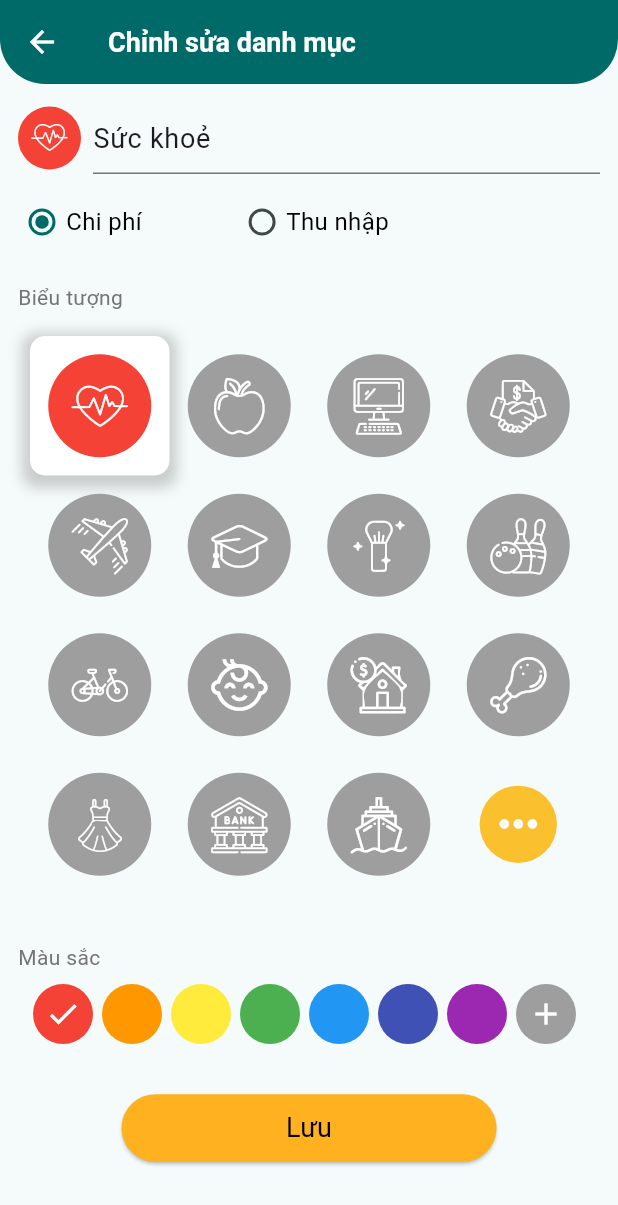
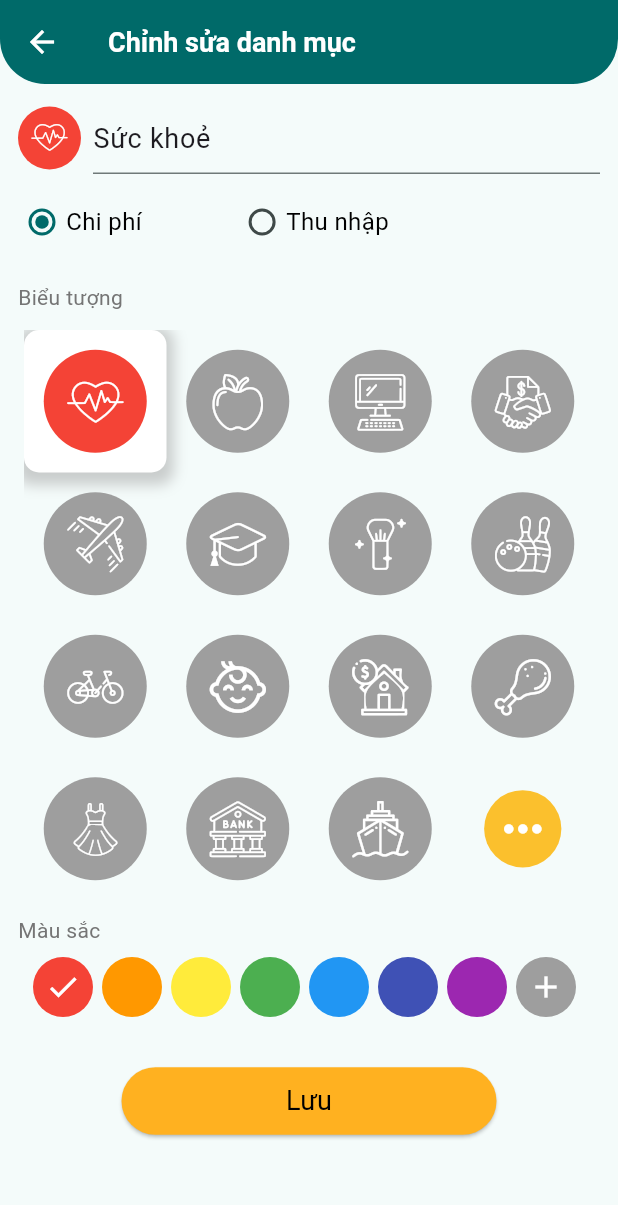
Before and after one commit to duythien02/expenses_tracker, a Flutter app: the CreateCategoryScreen screen opened directly with sample values from the repository, on a phone screen of 412 x 824 dp. Shown: the top 1205 px of the screen. Run offline on Flutter 3.47's test engine with Material 3 defaults, Android fonts, the phone set to English and light mode, and no system bars; our stand-ins replace animated_text_kit, calendar_date_picker2, cloud_firestore, email_validator, eva_icons_flutter, firebase_auth and 9 more; accounts and stored records are empty.

Commit message:
chore: clean code

```diff
--- a/lib/sceens/drawer/category/create_cateogry.dart
+++ b/lib/sceens/drawer/category/create_cateogry.dart
@@ -39,38 +39,28 @@ class _CreateCategoryState extends State<CreateCategoryScreen> {
     setState(() {
       isSubmited = true;
     });
-    FocusScope.of(context).unfocus();
-    if (widget.category != null) {
-      return await FirebaseAPI.editCategory(
-            widget.category!.categoryId,
+    return await FirebaseAPI.setCategory(
+          widget.category?.categoryId,
           categoryName.text,
           colorPicker.value,
           icon!.iconData.codePoint.toString(),
           widget.isExpense,
-            widget.category!.createAt)
-        .whenComplete(() => Navigator.pop(context,widget.isExpense));
-    }else{
-      return await FirebaseAPI.createCategory(
-            categoryName.text,
-            colorPicker.value,
-            icon!.iconData.codePoint.toString(),
-            widget.isExpense)
+          widget.category?.createAt,)
       .whenComplete(() => Navigator.pop(context,widget.isExpense));
   }
-  }
 
-  List<CustomIcon> getIcon() {
-    List<CustomIcon> randomIcon = [];
+  List<CustomIcon> getIconFromRepo() {
+    List<CustomIcon> listIcon = [];
     for (int i = 0; i < 15; i++) {
       var key = customIcon.keys.elementAt(i % customIcon.length);
       var value = customIcon[key];
-      if (!randomIcon.contains(value![0])) {
-        randomIcon.add(value[0]);
+      if (!listIcon.contains(value![0])) {
+        listIcon.add(value[0]);
       } else {
-        randomIcon.add(value[1]);
+        listIcon.add(value[1]);
       }
     }
-    return randomIcon;
+    return listIcon;
   }
 
   showPickerColor() {
@@ -120,16 +110,16 @@ class _CreateCategoryState extends State<CreateCategoryScreen> {
   @override
   void initState() {
     super.initState();
-    listIcon = getIcon();
-    listColors = colors.sublist(0,colors.length);
     customIcon.forEach((key, value) {
       for (var icon in value) {
         icon.picked = false;
       }
     });
-    for (var color in listColors) {
+    for (var color in colors) {
       color.isSelected = false;
     }
+    listIcon = getIconFromRepo();
+    listColors = colors.sublist(0,colors.length);
     if(widget.category != null){
       icon = CustomIcon(iconData: IconData(int.parse(widget.category!.symbol),fontFamily: "MyIcon"),picked: true);
       colorPicker = Color(widget.category!.color);
@@ -285,9 +275,9 @@ class _CreateCategoryState extends State<CreateCategoryScreen> {
                 height: 8,
               ),
               Padding(
-                padding: const EdgeInsets.all(8.0),
+                padding: const EdgeInsets.all(4.0),
                 child: SizedBox(
-                  height: 380,
+                  height: 370,
                   child: GridView.count(
                     physics: const NeverScrollableScrollPhysics(),
                     crossAxisCount: 4,
@@ -297,15 +287,15 @@ class _CreateCategoryState extends State<CreateCategoryScreen> {
                         if (index < listIcon.length) {
                           return GestureDetector(
                             onTap: () {
+                                if (listIcon[index].picked == false) {
                                   setState(() {
-                                if (listIcon[index].picked == false) {
                                     for(var icon in listIcon){
                                     icon.picked = false;
                                   }
                                   listIcon[index].picked = true;
                                   icon = listIcon[index];
+                                  });
                                 }
-                              });
                             },
                             child: CustomIconItem(
                               icon: listIcon[index],
@@ -358,6 +348,7 @@ class _CreateCategoryState extends State<CreateCategoryScreen> {
                       if (index < 7) {
                         return GestureDetector(
                           onTap: () {
+                            if(listColors[index].isSelected == false){
                               for(var color in listColors){
                                 color.isSelected = false;
                               }
@@ -365,6 +356,7 @@ class _CreateCategoryState extends State<CreateCategoryScreen> {
                                 colorPicker = listColors[index].color;
                                 listColors[index].isSelected = true;
                               });
+                            }
                           },
                           child: Padding(
                             padding: const EdgeInsets.only(right: 6),
--- a/lib/sceens/drawer/category/user_categories.dart
+++ b/lib/sceens/drawer/category/user_categories.dart
@@ -108,9 +108,7 @@ class _UserCategoryScreenState extends State<UserCategoryScreen> {
             future: getCategory,
             builder: (context, category) {
               if (category.connectionState == ConnectionState.waiting) {
-                return Container(
-                  height: MediaQuery.of(context).size.width / 2 - 15,
-                );
+                return const Center(child: CircularProgressIndicator(),);
               }
               if (category.hasData) {
                 if (isExpense) {
--- a/lib/sceens/home/expense_detail.dart
+++ b/lib/sceens/home/expense_detail.dart
@@ -29,7 +29,7 @@ class ExpenseDetailScreen extends StatelessWidget {
           borderRadius: BorderRadius.vertical(bottom: Radius.circular(30)),
         ),
         actions: [
-          IconButton(onPressed: () => Navigator.push(context, MaterialPageRoute(builder: (context) => AddExpenseScreen(isExpense: expense.type, currentAccount: account, isUpdateExpense: true, expense: expense,))), icon: const Icon(Icons.edit))
+          IconButton(onPressed: () => Navigator.push(context, MaterialPageRoute(builder: (context) => AddExpenseScreen(isExpense: expense.type, currentAccount: account, expense: expense,))), icon: const Icon(Icons.edit))
         ],
       ),
       body: Padding(
--- a/lib/widgets/home/pie_chart.dart
+++ b/lib/widgets/home/pie_chart.dart
@@ -296,6 +296,7 @@ class HomePieChart extends StatelessWidget {
                     bottom: 0,
                     child: Container(
                       width: 50,
+                      height: 50,
                       decoration: const BoxDecoration(
                         shape: BoxShape.circle,
                         color: Color.fromRGBO(255, 177, 32, 1),
@@ -310,7 +311,6 @@ class HomePieChart extends StatelessWidget {
                                           isExpense: isExpense,
                                           listAccount: listAccount,
                                           currentAccount: currentAccount,
-                                          isUpdateExpense: false,
                                         )));
                           },
                           icon: const Icon(Icons.add)),
```
Also changed, not shown: lib/sceens/home/add_expense.dart (+12 -13 lines), lib/sceens/welcome/welcome2.dart (+10 -9 lines). Lines whose indentation alone changed are shown as unchanged.
